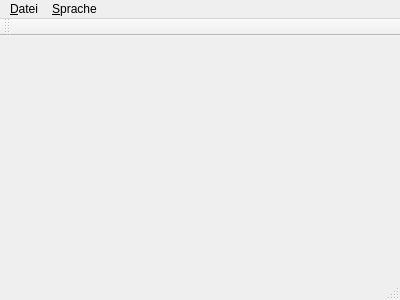
Above: mainwindow.ui from ThKattanek/fg_ae20125 before the change. Below: the same form after it.
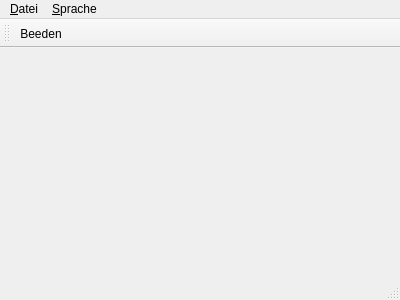
That is the form after the change. Icons and pictures are not drawn.

Commit message: - Resourcen Datei hinzugefügt und Icons eingefügt - "Beenden" zu ToolBar hinzugefügt

```diff
--- a/mainwindow.ui
+++ b/mainwindow.ui
@@ -44,6 +44,7 @@
    <attribute name="toolBarBreak">
     <bool>false</bool>
    </attribute>
+   <addaction name="action_Beeden"/>
   </widget>
   <widget class="QStatusBar" name="statusBar"/>
   <action name="action_Beeden">
```
Left out of the diff: 8 changed lines with no effect on the pictures. The commit also changes 5 other files.
